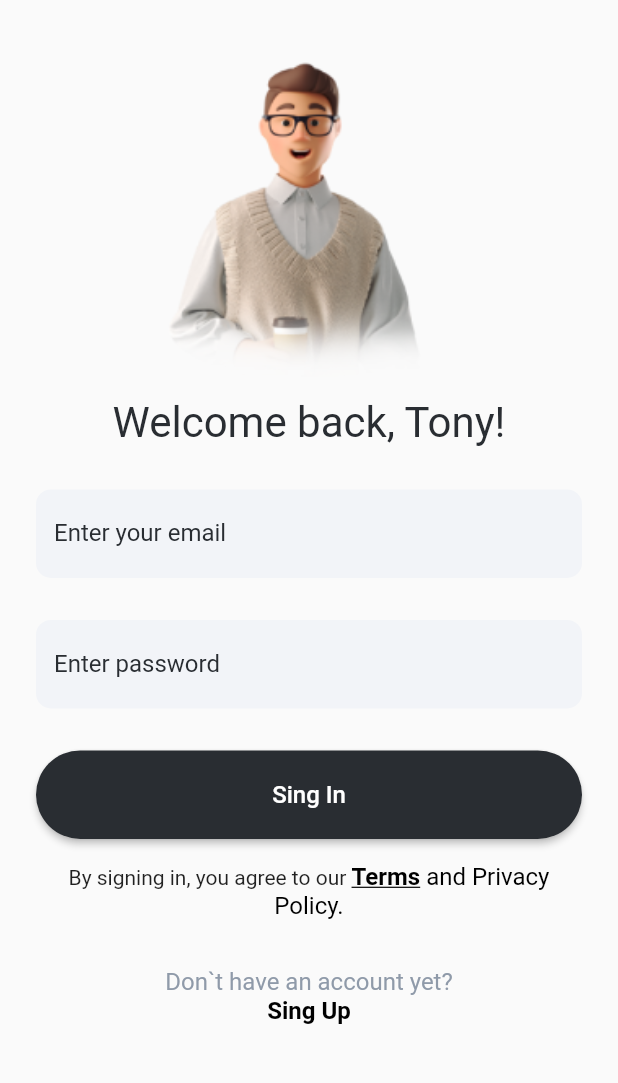
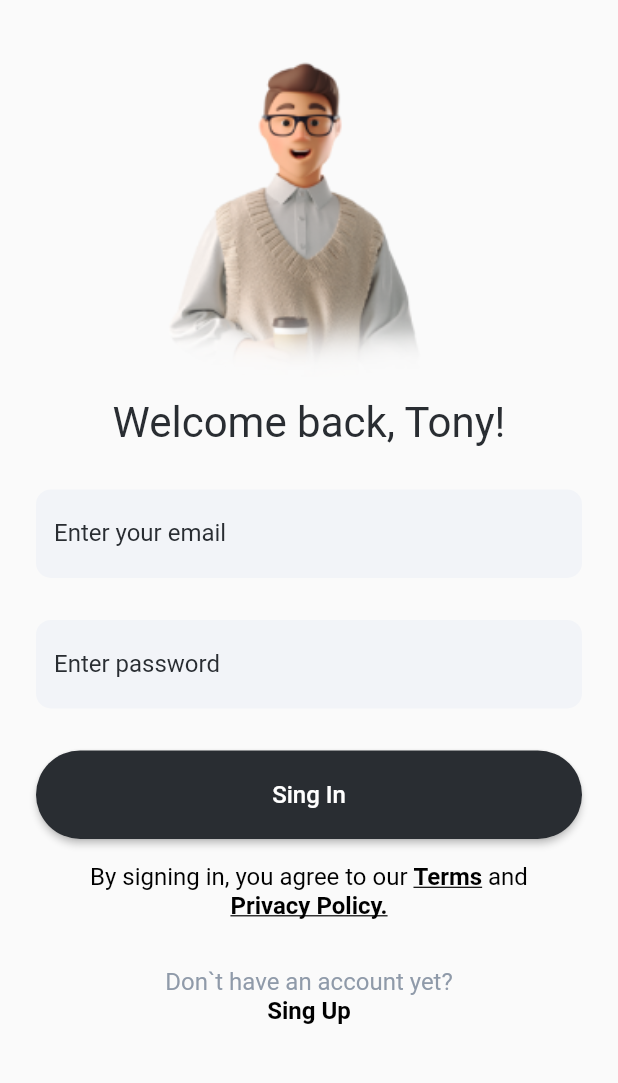
Before and after one commit to Evil-Monkey-Inc/water_tracker, a Flutter app: the screen it shows after launch, on a phone screen of 412 x 824 dp, the part 78-1161 px from its top. Run offline on Flutter 3.47's test engine with Material 2 defaults, Android fonts, the phone set to English and light mode, and no system bars; our stand-ins replace easy_localization, flutter_svg.

Commit message:
added new translations

```diff
--- a/assets/transletions/en.json
+++ b/assets/transletions/en.json
@@ -1,3 +1,7 @@
 {
-  "enter_your_email" : "Enter your email"
+  "enter_your_email" : "Enter your email",
+  "enter_password" : "Enter password",
+  "sing_in" : "Увійти",
+  "welcome_back_tony" : "Welcome back, Tony"
+
 }
--- a/assets/transletions/uk.json
+++ b/assets/transletions/uk.json
@@ -1,3 +1,6 @@
 {
-  "enter_your_email" : "Вкажіть вашу пошту"
+  "enter_your_email" : "Вкажіть вашу пошту",
+  "enter_password" : "Вкажіть пароль",
+  "sing_in" : "Увійти",
+  "welcome_back_tony" : "Ласкаво просимо, Тоні"
 }
--- a/lib/custom_theme.dart
+++ b/lib/custom_theme.dart
@@ -13,6 +13,11 @@ class CustomTheme {
     color: Colors.black,
     fontWeight: FontWeight.bold,
     decoration: TextDecoration.underline,
+  );
+
+  static const restText = TextStyle(
+    fontSize: 16,
+    color: Colors.black,
   );
 
   static const focusedBorder = OutlineInputBorder(
@@ -38,6 +43,13 @@ class CustomTheme {
   static const errorBorder = OutlineInputBorder(
     borderRadius: BorderRadius.all(Radius.circular(10)),
     borderSide: BorderSide(color: Colors.red),
+  );
+
+  static const privacyPolicyTextProperty = TextStyle(
+    fontSize: 16,
+    color: Colors.black,
+    decoration: TextDecoration.underline,
+    fontWeight: FontWeight.bold,
   );
 
   static const cursorColor = TextSelectionThemeData(cursorColor: Color(0xFF292D32));
@@ -86,8 +98,6 @@ class CustomTheme {
 
   static const notHaveAccountPadding = EdgeInsets.all(8.0);
 
-  static const privacyPolicyTextProperty = TextStyle(fontSize: 16, color: Colors.black);
-
   static const paddingPrivacyPolicyTermsWidget = EdgeInsets.all(16.0);
 
   static const themeDataColor = Color(0xFF292D32);
```
Also changed, not shown: lib/generated/codegen_loader.g.dart, lib/generated/locale_keys.g.dart.
